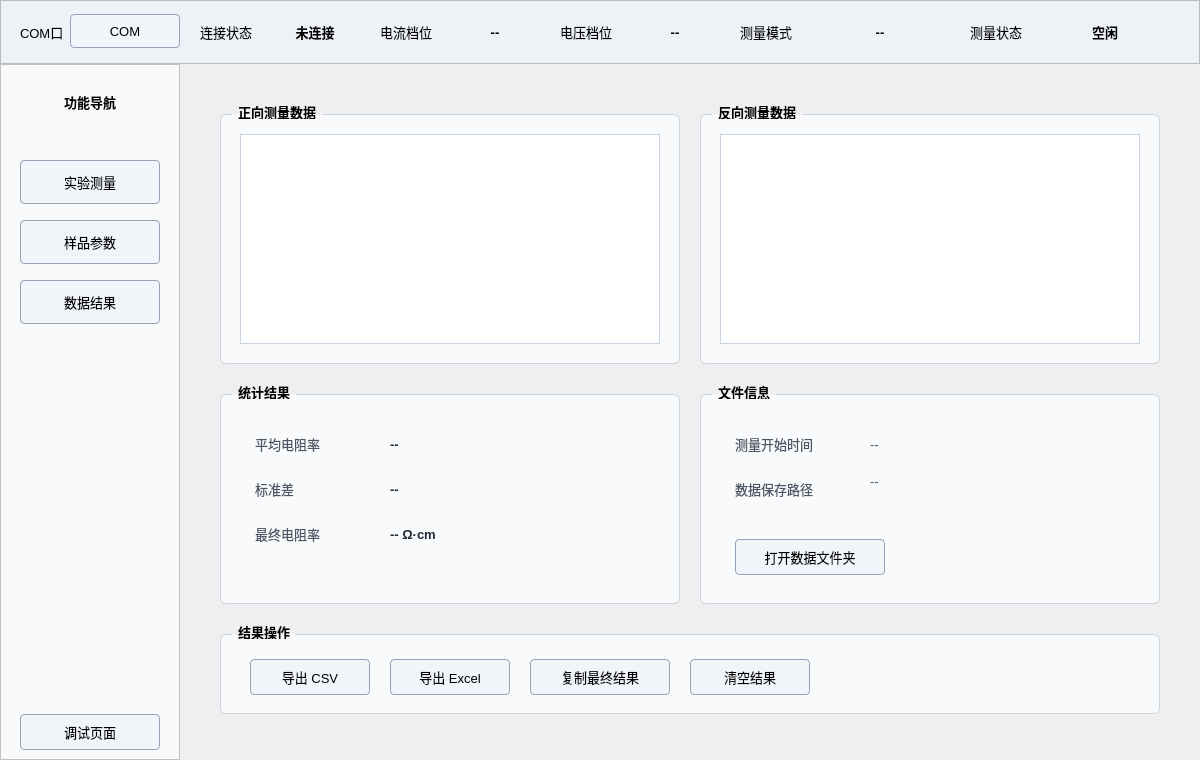
Qt form Wafer Resistivity Measurement System/widget.ui (ChenXiWeiYi/four-probe-wafer-resistivity-measurement-system_v6) before a commit.
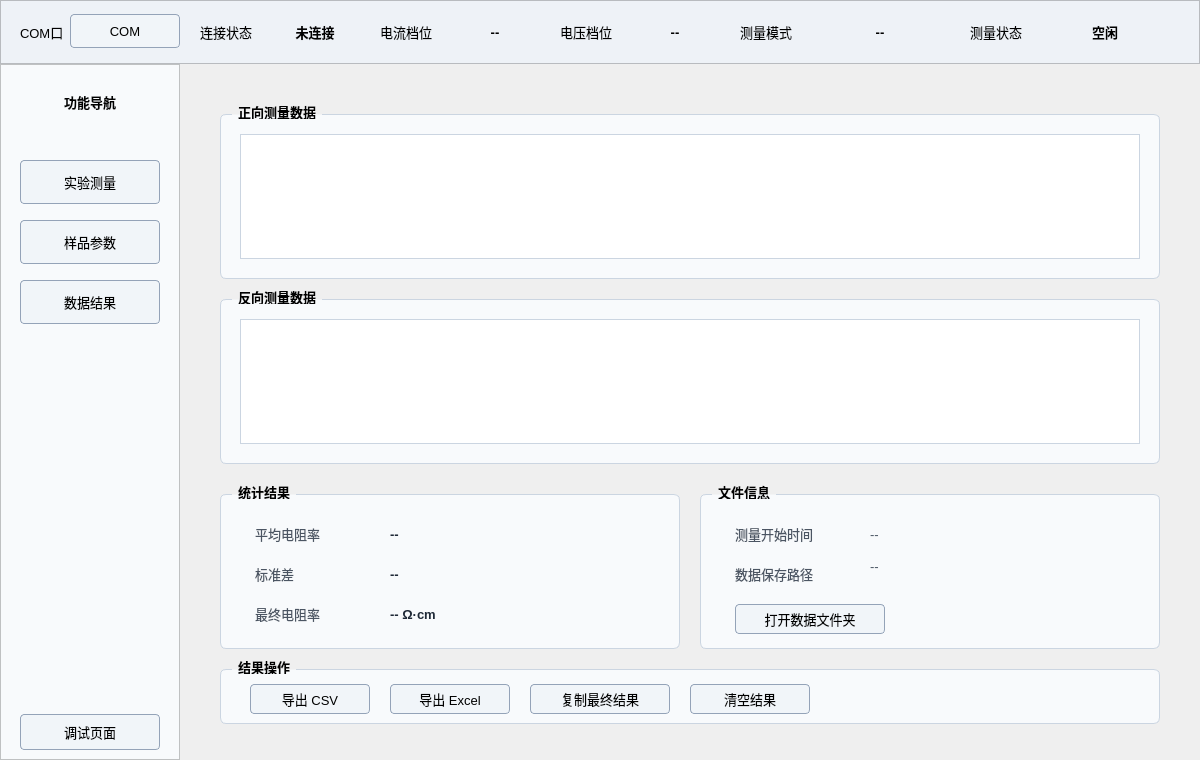
The same form after that commit. The open tabs and pages were chosen to show the change.

Diff of the .ui file:
```diff
--- a/Wafer Resistivity Measurement System/widget.ui
+++ b/Wafer Resistivity Measurement System/widget.ui
@@ -1495,8 +1495,8 @@
      <rect>
       <x>20</x>
       <y>20</y>
-      <width>460</width>
-      <height>260</height>
+       <width>940</width>
+       <height>175</height>
      </rect>
     </property>
     <property name="title">
@@ -1507,8 +1507,8 @@
      <rect>
       <x>20</x>
       <y>30</y>
-      <width>420</width>
-      <height>210</height>
+       <width>900</width>
+       <height>125</height>
      </rect>
     </property>
    </widget>
@@ -1516,10 +1516,10 @@
    <widget class="QGroupBox" name="grpReverseData">
     <property name="geometry">
      <rect>
-      <x>500</x>
-      <y>20</y>
-      <width>460</width>
-      <height>260</height>
+       <x>20</x>
+       <y>205</y>
+       <width>940</width>
+       <height>175</height>
      </rect>
     </property>
     <property name="title">
@@ -1530,8 +1530,8 @@
      <rect>
       <x>20</x>
       <y>30</y>
-      <width>420</width>
-      <height>210</height>
+       <width>900</width>
+       <height>125</height>
      </rect>
     </property>
    </widget>
@@ -1540,9 +1540,9 @@
     <property name="geometry">
      <rect>
       <x>20</x>
-      <y>300</y>
+       <y>400</y>
       <width>460</width>
-      <height>220</height>
+       <height>165</height>
      </rect>
     </property>
     <property name="title">
@@ -1552,7 +1552,7 @@
     <property name="geometry">
      <rect>
       <x>35</x>
-      <y>45</y>
+       <y>35</y>
       <width>120</width>
       <height>30</height>
      </rect>
@@ -1568,7 +1568,7 @@
     <property name="geometry">
      <rect>
       <x>170</x>
-      <y>45</y>
+       <y>35</y>
       <width>240</width>
       <height>30</height>
      </rect>
@@ -1584,7 +1584,7 @@
     <property name="geometry">
      <rect>
       <x>35</x>
-      <y>90</y>
+       <y>75</y>
       <width>120</width>
       <height>30</height>
      </rect>
@@ -1600,7 +1600,7 @@
     <property name="geometry">
      <rect>
       <x>170</x>
-      <y>90</y>
+       <y>75</y>
       <width>240</width>
       <height>30</height>
      </rect>
@@ -1616,7 +1616,7 @@
     <property name="geometry">
      <rect>
       <x>35</x>
-      <y>135</y>
+       <y>115</y>
       <width>120</width>
       <height>30</height>
      </rect>
@@ -1632,7 +1632,7 @@
     <property name="geometry">
      <rect>
       <x>170</x>
-      <y>135</y>
+       <y>115</y>
       <width>240</width>
       <height>30</height>
      </rect>
@@ -1649,9 +1649,9 @@
     <property name="geometry">
      <rect>
       <x>500</x>
-      <y>300</y>
+       <y>400</y>
       <width>460</width>
-      <height>220</height>
+       <height>165</height>
      </rect>
     </property>
     <property name="title">
@@ -1661,7 +1661,7 @@
     <property name="geometry">
      <rect>
       <x>35</x>
-      <y>45</y>
+       <y>35</y>
       <width>120</width>
       <height>30</height>
      </rect>
@@ -1677,7 +1677,7 @@
     <property name="geometry">
      <rect>
       <x>170</x>
-      <y>45</y>
+       <y>35</y>
       <width>260</width>
       <height>30</height>
      </rect>
@@ -1693,7 +1693,7 @@
     <property name="geometry">
      <rect>
       <x>35</x>
-      <y>90</y>
+       <y>75</y>
       <width>120</width>
       <height>30</height>
      </rect>
@@ -1709,9 +1709,9 @@
     <property name="geometry">
      <rect>
       <x>170</x>
-      <y>90</y>
+       <y>75</y>
       <width>260</width>
-      <height>60</height>
+       <height>40</height>
      </rect>
     </property>
     <property name="text">
@@ -1728,9 +1728,9 @@
     <property name="geometry">
      <rect>
       <x>35</x>
-      <y>155</y>
+       <y>120</y>
       <width>150</width>
-      <height>36</height>
+       <height>30</height>
      </rect>
     </property>
     <property name="text">
@@ -1745,9 +1745,9 @@
     <property name="geometry">
      <rect>
       <x>20</x>
-      <y>540</y>
+       <y>575</y>
       <width>940</width>
-      <height>90</height>
+       <height>65</height>
      </rect>
     </property>
     <property name="title">
@@ -1757,9 +1757,9 @@
     <property name="geometry">
      <rect>
       <x>30</x>
-      <y>35</y>
+       <y>25</y>
       <width>120</width>
-      <height>36</height>
+       <height>30</height>
      </rect>
     </property>
     <property name="text">
@@ -1773,9 +1773,9 @@
     <property name="geometry">
      <rect>
       <x>170</x>
-      <y>35</y>
+       <y>25</y>
       <width>120</width>
-      <height>36</height>
+       <height>30</height>
      </rect>
     </property>
     <property name="text">
@@ -1789,9 +1789,9 @@
     <property name="geometry">
      <rect>
       <x>310</x>
-      <y>35</y>
+       <y>25</y>
       <width>140</width>
-      <height>36</height>
+       <height>30</height>
      </rect>
     </property>
     <property name="text">
@@ -1805,9 +1805,9 @@
     <property name="geometry">
      <rect>
       <x>470</x>
-      <y>35</y>
+       <y>25</y>
       <width>120</width>
-      <height>36</height>
+       <height>30</height>
      </rect>
     </property>
     <property name="text">
```
Lines whose indentation alone changed are shown as unchanged.
